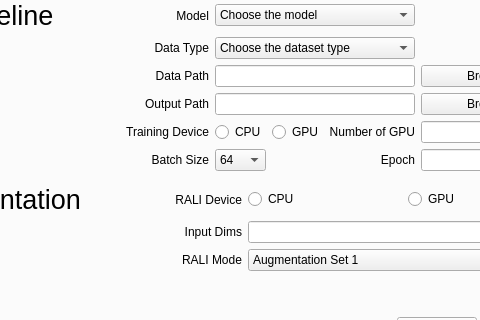
Above: scripts/inference_control.ui from kiritigowda/MIVisionX-Neural-Net-Workflow before the change; both pictures show x 170 to 650 and y 122 to 442 of the 948 by 732 pixel window. Below: the same form after it.
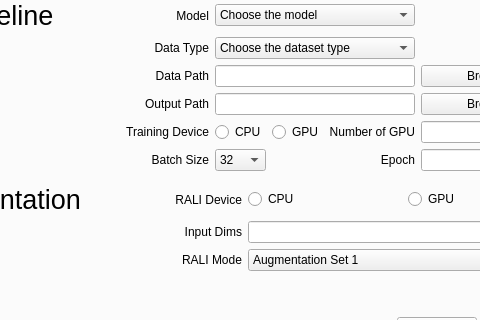
That is the form after the change. Icons and pictures are not drawn.

The edit to the form file:
```diff
--- a/scripts/inference_control.ui
+++ b/scripts/inference_control.ui
@@ -333,11 +333,6 @@
            </item>
            <item row="5" column="2">
             <widget class="QComboBox" name="batch_comboBox">
-             <item>
-              <property name="text">
-               <string>64</string>
-              </property>
-             </item>
              <item>
               <property name="text">
                <string>32</string>
```
